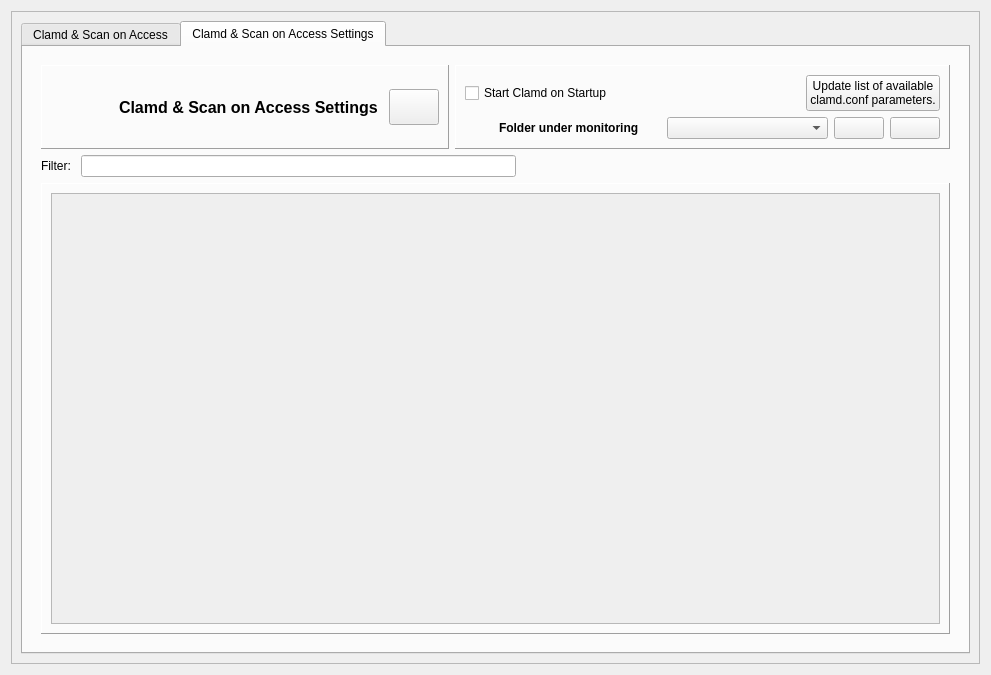
Above: ui/clamdmanager.ui from robinking623/clamav-gui before the change. Below: the same form after it.
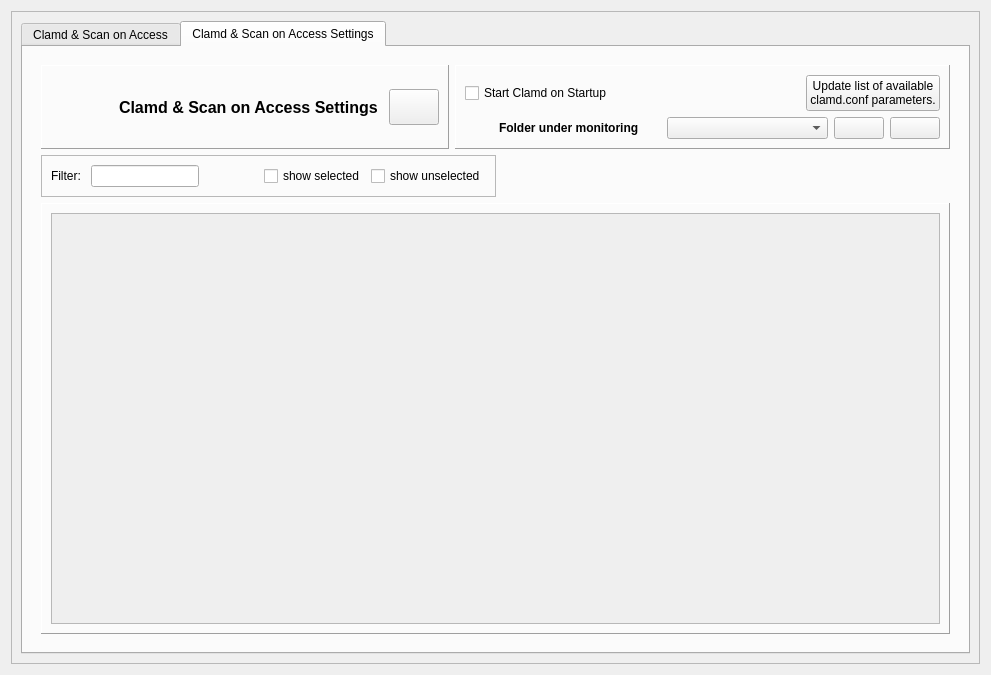
That is the form after the change. The open tabs and pages were chosen to show the change. Icons and pictures are not drawn.

```diff
--- a/ui/clamdmanager.ui
+++ b/ui/clamdmanager.ui
@@ -439,19 +439,58 @@
               </layout>
              </item>
              <item>
-              <layout class="QHBoxLayout" name="horizontalLayout_6">
+              <layout class="QHBoxLayout" name="horizontalLayout_8">
                <item>
-                <widget class="QLabel" name="label">
-                 <property name="text">
-                  <string>Filter: </string>
+                <widget class="QFrame" name="frame_4">
+                 <property name="frameShape">
+                  <enum>QFrame::Shape::StyledPanel</enum>
                  </property>
-                </widget>
-               </item>
-               <item>
-                <widget class="QLineEdit" name="lineEdit">
-                 <property name="clearButtonEnabled">
-                  <bool>true</bool>
+                 <property name="frameShadow">
+                  <enum>QFrame::Shadow::Raised</enum>
                  </property>
+                 <layout class="QHBoxLayout" name="horizontalLayout_6">
+                  <item>
+                   <widget class="QLabel" name="label">
+                    <property name="text">
+                     <string>Filter: </string>
+                    </property>
+                   </widget>
+                  </item>
+                  <item>
+                   <widget class="QLineEdit" name="lineEdit">
+                    <property name="clearButtonEnabled">
+                     <bool>true</bool>
+                    </property>
+                   </widget>
+                  </item>
+                  <item>
+                   <spacer name="horizontalSpacer_3">
+                    <property name="orientation">
+                     <enum>Qt::Orientation::Horizontal</enum>
+                    </property>
+                    <property name="sizeHint" stdset="0">
+                     <size>
+                      <width>40</width>
+                      <height>20</height>
+                     </size>
+                    </property>
+                   </spacer>
+                  </item>
+                  <item>
+                   <widget class="QCheckBox" name="showSelectedCheckBox">
+                    <property name="text">
+                     <string>show selected</string>
+                    </property>
+                   </widget>
+                  </item>
+                  <item>
+                   <widget class="QCheckBox" name="showUnselectedCheckBox">
+                    <property name="text">
+                     <string>show unselected</string>
+                    </property>
+                   </widget>
+                  </item>
+                 </layout>
                 </widget>
                </item>
                <item>
@@ -501,7 +540,7 @@
                      <x>0</x>
                      <y>0</y>
                      <width>891</width>
-                     <height>411</height>
+                     <height>391</height>
                     </rect>
                    </property>
                    <layout class="QVBoxLayout" name="verticalLayout_2">
```
Left out of the diff: 96 changed lines with no effect on the pictures.
